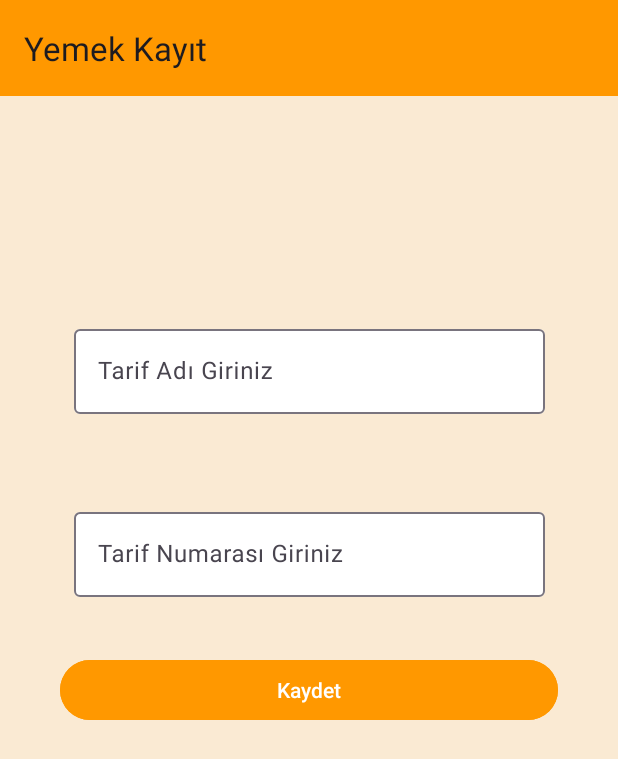
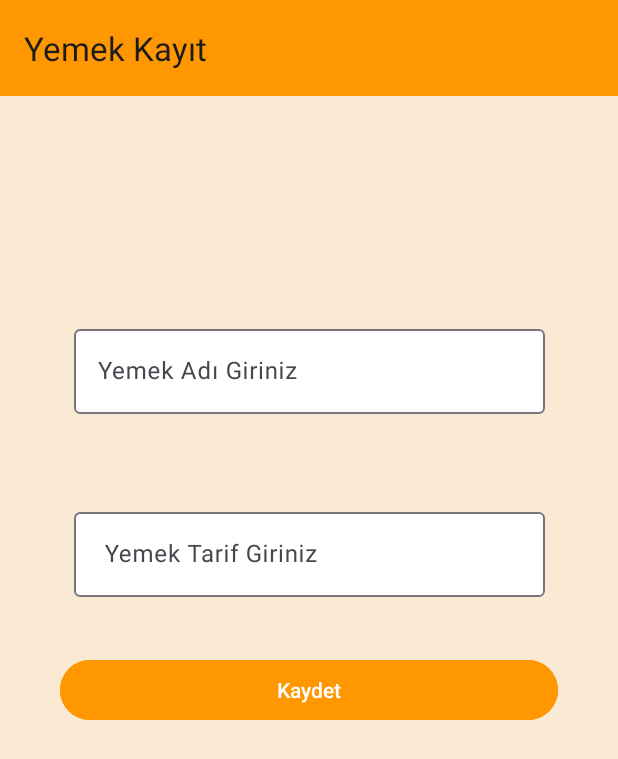
Before and after one commit to turkan-risvan/RecipesApp, an Android app: the TarifKayitFragment screen opened through its navigation route, on a phone screen of 412 x 824 dp. Shown: the top 759 px of the screen. Run offline under Robolectric (Android 15) with nearby library versions, the phone set to English and light mode, and no system bars; our stand-ins replace Dagger/Hilt's generated code.

Commit message:
Son hali

```diff
--- a/app/src/main/java/com/example/recipesapp/ui/adapter/TariflerAdapter.kt
+++ b/app/src/main/java/com/example/recipesapp/ui/adapter/TariflerAdapter.kt
@@ -73,7 +73,7 @@ class TariflerAdapter(
             "https://images.pexels.com/photos/750941/pexels-photo-750941.jpeg?auto=compress&cs=tinysrgb&w=400&lazy=load"
         )
 
-        // position değerini resimListesi boyutuna uygun hale getirin
+        // position değerini resimListesi boyutuna uygun hale getirme işlemi yaptım.
         val adjustedPosition = position % resimList.size
 
         val resimUrl = resimList[adjustedPosition]
--- a/app/src/main/java/com/example/recipesapp/ui/fragment/AnasayfaFragment.kt
+++ b/app/src/main/java/com/example/recipesapp/ui/fragment/AnasayfaFragment.kt
@@ -51,13 +51,11 @@ class AnasayfaFragment : Fragment(), SearchView.OnQueryTextListener {
         tasarim.rv.layoutManager = LinearLayoutManager(requireContext())
         val layoutManager = GridLayoutManager(requireContext(), 2) // 2 sütunlu bir grid
         tasarim.rv.layoutManager = layoutManager
+
         viewModel.tariflerListesi.observe(viewLifecycleOwner) {
             val adapter = TariflerAdapter(requireContext(), it)
             tasarim.rv.adapter = adapter
         }
-
-
-
 
 
         tasarim.fab.setOnClickListener {
--- /dev/null
+++ b/app/src/main/java/com/example/recipesapp/ui/fragment/SplashScreenFragment.kt
@@ -0,0 +1,47 @@
+import android.os.Bundle
+import android.os.Handler
+import android.os.Looper
+import android.util.Log
+import android.view.LayoutInflater
+import android.view.View
+import android.view.ViewGroup
+import androidx.fragment.app.Fragment
+import androidx.lifecycle.ViewModelProvider
+import androidx.navigation.fragment.findNavController
+import com.example.recipesapp.R
+import com.example.recipesapp.databinding.FragmentSplashScreenBinding
+import com.example.recipesapp.ui.viewmodel.SplashScreenViewModel
+import dagger.hilt.android.AndroidEntryPoint
+
+class SplashScreenFragment : Fragment(R.layout.fragment_splash_screen) {
+    private lateinit var tasarim: FragmentSplashScreenBinding
+    private lateinit var viewModel: SplashScreenViewModel
+
+    // Splash ekranının görüntüleneceği süre (milisaniye cinsinden)
+    private val SPLASH_DELAY = 3000L // Örneğin, 3 saniye
+
+    override fun onCreateView(
+
+        inflater: LayoutInflater,
+        container: ViewGroup?,
+        savedInstanceState: Bundle?
+    ): View? {
+        tasarim = FragmentSplashScreenBinding.inflate(inflater, container, false)
+        return tasarim.root
+
+    }
+
+    override fun onViewCreated(view: View, savedInstanceState: Bundle?) {
+        super.onViewCreated(view, savedInstanceState)
+
+        // ViewModel'i başlat
+        viewModel = ViewModelProvider(this).get(SplashScreenViewModel::class.java)
+
+        // Belirli bir süre sonra ana sayfaya geçiş yap
+        Handler(Looper.getMainLooper()).postDelayed({
+
+            // Ana sayfaya geçiş yapmak için Navigation Component kullanılır
+            findNavController().navigate(R.id.splashAnasayayaGecis)
+        }, SPLASH_DELAY)
+    }
+}
--- a/app/src/main/java/com/example/recipesapp/ui/fragment/TarifDetayFragment.kt
+++ b/app/src/main/java/com/example/recipesapp/ui/fragment/TarifDetayFragment.kt
@@ -33,7 +33,7 @@ class TarifDetayFragment : Fragment() {
         tasarim = FragmentTarifDetayBinding.inflate(inflater, container, false)
 
 
-        tasarim.toolbarTarifDetay.title = "Tarif"
+
         (activity as AppCompatActivity).setSupportActionBar(tasarim.toolbarTarifDetay)
 
 
@@ -47,7 +47,7 @@ class TarifDetayFragment : Fragment() {
 
         // ViewModel tarafından gönderilen verileri gözlemle
             viewModel.tarifDetayLiveData.observe(viewLifecycleOwner) { detay ->
-            tasarim.textViewTarifAd.text = detay.recipe.name
+            tasarim.textViewTarifAd.title = detay.recipe.name
             tasarim.textViewTarifYapilis.text = detay.recipe.description
 
 
--- /dev/null
+++ b/app/src/main/java/com/example/recipesapp/ui/viewmodel/SplashScreenViewModel.kt
@@ -0,0 +1,7 @@
+package com.example.recipesapp.ui.viewmodel
+
+import androidx.lifecycle.ViewModel
+
+class SplashScreenViewModel : ViewModel() {
+    // ViewModel işlemleri burada tanımlanabilir
+}
--- /dev/null
+++ b/app/src/main/res/drawable/resim_cookeii.xml
@@ -0,0 +1,5 @@
+<vector android:height="60dp" android:tint="#FFF7E0"
+    android:viewportHeight="24" android:viewportWidth="24"
+    android:width="60dp" xmlns:android="http://schemas.android.com/apk/res/android">
+    <path android:fillColor="@android:color/white" android:pathData="M21.95,10.99c-1.79,-0.03 -3.7,-1.95 -2.68,-4.22c-2.98,1 -5.77,-1.59 -5.19,-4.56C6.95,0.71 2,6.58 2,12c0,5.52 4.48,10 10,10C17.89,22 22.54,16.92 21.95,10.99zM8.5,15C7.67,15 7,14.33 7,13.5S7.67,12 8.5,12s1.5,0.67 1.5,1.5S9.33,15 8.5,15zM10.5,10C9.67,10 9,9.33 9,8.5S9.67,7 10.5,7S12,7.67 12,8.5S11.33,10 10.5,10zM15,16c-0.55,0 -1,-0.45 -1,-1c0,-0.55 0.45,-1 1,-1s1,0.45 1,1C16,15.55 15.55,16 15,16z"/>
+</vector>
--- /dev/null
+++ b/app/src/main/res/drawable/resim_cookie.xml
@@ -0,0 +1,5 @@
+<vector android:height="24dp" android:tint="#FFF7E0"
+    android:viewportHeight="24" android:viewportWidth="24"
+    android:width="24dp" xmlns:android="http://schemas.android.com/apk/res/android">
+    <path android:fillColor="@android:color/white" android:pathData="M21.95,10.99c-1.79,-0.03 -3.7,-1.95 -2.68,-4.22c-2.98,1 -5.77,-1.59 -5.19,-4.56C6.95,0.71 2,6.58 2,12c0,5.52 4.48,10 10,10C17.89,22 22.54,16.92 21.95,10.99zM8.5,15C7.67,15 7,14.33 7,13.5S7.67,12 8.5,12s1.5,0.67 1.5,1.5S9.33,15 8.5,15zM10.5,10C9.67,10 9,9.33 9,8.5S9.67,7 10.5,7S12,7.67 12,8.5S11.33,10 10.5,10zM15,16c-0.55,0 -1,-0.45 -1,-1c0,-0.55 0.45,-1 1,-1s1,0.45 1,1C16,15.55 15.55,16 15,16z"/>
+</vector>
--- a/app/src/main/res/layout/fragment_tarif_kayit.xml
+++ b/app/src/main/res/layout/fragment_tarif_kayit.xml
@@ -39,7 +39,7 @@
             android:layout_width="match_parent"
             android:layout_height="wrap_content"
 
-            android:hint="Tarif Adı Giriniz " />
+            android:hint="Yemek Adı Giriniz " />
     </com.google.android.material.textfield.TextInputLayout>
 
     <com.google.android.material.textfield.TextInputLayout
@@ -58,7 +58,7 @@
             android:id="@+id/editTextTarifNo"
             android:layout_width="match_parent"
             android:layout_height="wrap_content"
-            android:hint="Tarif Numarası Giriniz" />
+            android:hint=" Yemek Tarif Giriniz" />
     </com.google.android.material.textfield.TextInputLayout>
 
         <Button
--- a/app/src/main/res/navigation/main_activity_nav.xml
+++ b/app/src/main/res/navigation/main_activity_nav.xml
@@ -3,7 +3,7 @@
     xmlns:app="http://schemas.android.com/apk/res-auto"
     xmlns:tools="http://schemas.android.com/tools"
     android:id="@+id/main_activity_nav"
-    app:startDestination="@id/anasayfaFragment">
+    app:startDestination="@id/splashScreenFragment">
 
     <fragment
         android:id="@+id/anasayfaFragment"
@@ -42,4 +42,12 @@
             android:name="detayTarif"
             app:argType="integer" />
     </fragment>
+    <fragment
+        android:id="@+id/splashScreenFragment"
+        android:name="SplashScreenFragment"
+        android:label="SplashScreenFragment" >
+        <action
+            android:id="@+id/splashAnasayayaGecis"
+            app:destination="@id/anasayfaFragment" />
+    </fragment>
 </navigation>
--- a/app/src/main/res/values/strings.xml
+++ b/app/src/main/res/values/strings.xml
@@ -2,4 +2,5 @@
     <string name="app_name">RecipesApp</string>
     <!-- TODO: Remove or change this placeholder text -->
     <string name="hello_blank_fragment">Hello blank fragment</string>
+
 </resources>
```
Also changed, not shown: app/src/main/java/com/example/recipesapp/retrofit/TariflerDao.kt (+4 -9 lines), app/src/main/java/com/example/recipesapp/ui/fragment/TarifGuncelleFragment.kt (+6 -3 lines), app/src/main/res/layout/fragment_anasayfa.xml (+0 -13 lines), app/src/main/res/layout/fragment_splash_screen.xml (added, +26 -0 lines), app/src/main/res/layout/fragment_tarif_detay.xml (+55 -61 lines), app/src/main/res/menu/btm_menu.xml (+4 -9 lines).
